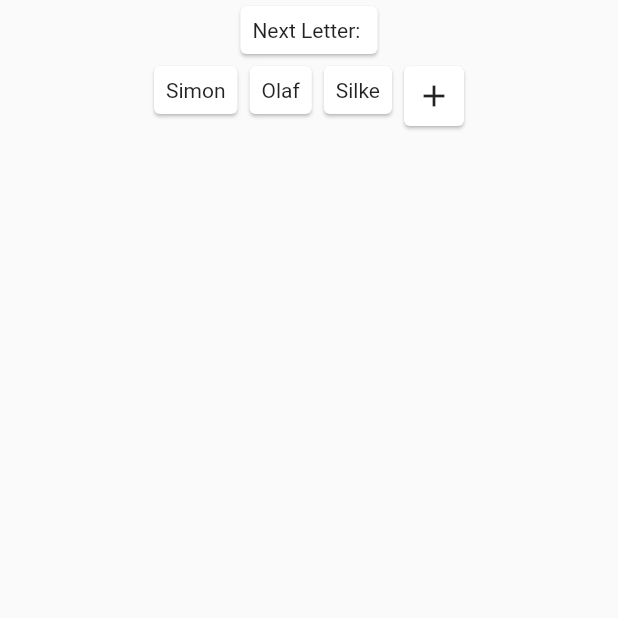
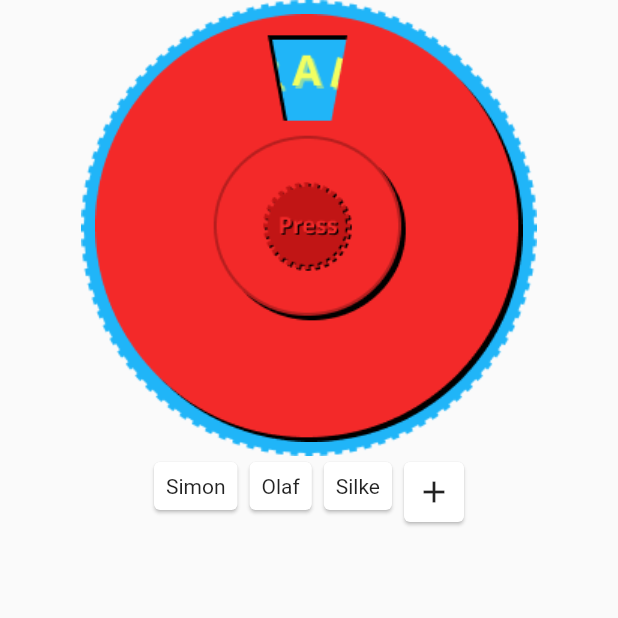
Before and after one commit to joecks/flashidea, a Flutter app: the screen it shows after launch, on a phone screen of 412 x 824 dp, the top half of it. Run offline on Flutter 3.47's test engine with Material 2 defaults, Android fonts, the phone set to English and light mode, and no system bars; our stand-ins replace equatable, flutter_bloc.

Commit message:
Crfeate rotation widget

```diff
--- a/lib/screens/game/game_screen.dart
+++ b/lib/screens/game/game_screen.dart
@@ -1,4 +1,5 @@
 import 'package:blitzgedanke/screens/game/game_manager.dart';
+import 'package:blitzgedanke/screens/game/wheel_widget.dart';
 import 'package:blitzgedanke/utils/R.dart';
 import 'package:flutter/material.dart';
 import 'package:flutter_bloc/flutter_bloc.dart';
@@ -88,12 +89,12 @@ class _GameScreenState extends State<GameScreen> {
     if (state is BeforeGameState) {
       canBePressed = state.canStart;
     } else if (state is RunningGameState) {
-      label = state.letter ?? '';
+      label = state.letter;
       canBePressed = true;
     }
 
     return Center(
-      child: _buildCardButton(Text('Next Letter: $label'), () {
+      child: WheelWidget(onPressed: () {
         widget.manager.spin();
       }),
     );
@@ -119,19 +120,19 @@ Future<String?> _showNewPlayerDialog(BuildContext context) async {
               controller: _controller,
               autofocus: true,
               decoration: InputDecoration(
-                  labelText: R.strings.player_name, hintText: 'eg. John Smith'),
+                  labelText: R.strings.playerName, hintText: 'eg. John Smith'),
             ),
           )
         ],
       ),
       actions: <Widget>[
         TextButton(
-            child: Text(R.strings.button_cancel),
+            child: Text(R.strings.buttonCancel),
             onPressed: () {
               Navigator.pop(context);
             }),
         TextButton(
-            child: Text(R.strings.button_ok),
+            child: Text(R.strings.buttonOk),
             onPressed: () {
               Navigator.pop(context, _controller.text);
             })
--- /dev/null
+++ b/lib/screens/game/wheel_widget.dart
@@ -0,0 +1,81 @@
+import 'dart:math';
+import 'dart:ui';
+
+import 'package:blitzgedanke/utils/R.dart';
+import 'package:flutter/cupertino.dart';
+
+class WheelWidget extends StatefulWidget {
+  final VoidCallback onPressed;
+
+  const WheelWidget({Key? key, required this.onPressed}) : super(key: key);
+
+  @override
+  State<WheelWidget> createState() => _WheelWidgetState();
+}
+
+class _WheelWidgetState extends State<WheelWidget>
+    with SingleTickerProviderStateMixin {
+  var _pressed = false;
+  var _offset = 0.0;
+  late final _random = Random();
+  late final AnimationController _controller = AnimationController(
+      vsync: this, duration: const Duration(milliseconds: 1000));
+
+  @override
+  void dispose() {
+    _controller.dispose();
+    super.dispose();
+  }
+
+  @override
+  Widget build(BuildContext context) {
+    final wheel = Image.asset(
+      R.assets.wheel,
+    );
+
+    final wheelPressed = Image.asset(
+      R.assets.wheelPressed,
+    );
+
+    final letters = Image.asset(
+      R.assets.letters,
+    );
+
+    var animation = Tween(begin: _offset, end: _offset + Random().nextDouble())
+        .animate(_controller);
+
+    return GestureDetector(
+      onTapDown: (_) => setState(() {
+        _pressed = true;
+        _offset = animation.value % 1.0;
+        _controller.reset();
+        animation = Tween(
+                begin: _offset, end: _offset + (_random.nextDouble() + 1.0))
+            .animate(
+                CurvedAnimation(parent: _controller, curve: Curves.elasticOut));
+        _controller.forward();
+      }),
+      onTapUp: (_) {
+        widget.onPressed();
+        setState(() {
+          _pressed = false;
+        });
+      },
+      onTapCancel: () {
+        setState(() {
+          _pressed = false;
+        });
+      },
+      child: Stack(
+        alignment: Alignment.center,
+        children: [
+          RotationTransition(
+            turns: animation,
+            child: letters,
+          ),
+          _pressed ? wheelPressed : wheel,
+        ],
+      ),
+    );
+  }
+}
--- a/lib/utils/R.dart
+++ b/lib/utils/R.dart
@@ -2,11 +2,19 @@ class R {
   R._();
 
   static final Strings _strings = Strings();
+  static final Assets _assets = Assets();
   static Strings get strings => _strings;
+  static Assets get assets => _assets;
 }
 
 class Strings {
-  final String player_name = 'Player Name';
-  final String button_cancel = 'Cancel';
-  final String button_ok = 'Ok';
+  final String playerName = 'Player Name';
+  final String buttonCancel = 'Cancel';
+  final String buttonOk = 'Ok';
 }
+
+class Assets {
+  final String wheel = 'images/wheel.png';
+  final String wheelPressed = 'images/wheel_pressed.png';
+  final String letters = 'images/letters.png';
+}
```
Also changed, not shown: pubspec.yaml (+2 -7 lines), images/letters.png (added), images/wheel.png (added), images/wheel_pressed.png (added), pubspec.lock (added), 1 other file.
